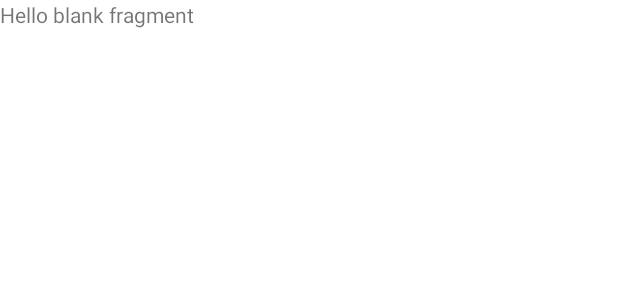
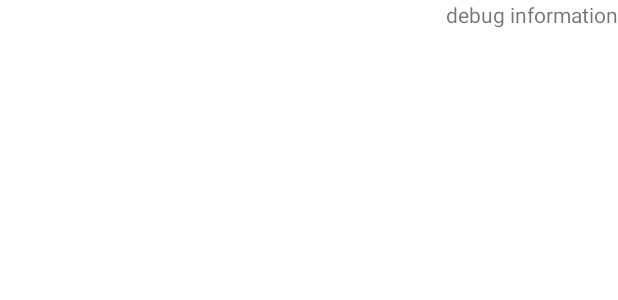
Before and after one commit to PlasticUncle/Sundries, an Android app: the layout fragment_compass.xml on its own in the app's theme, with its tools: preview values and no code run, on a phone screen of 412 x 824 dp. Shown: the top 300 px of the screen. Run offline under Robolectric (Android 15) with nearby library versions, the phone set to English and light mode, and no system bars.

```diff
--- a/app/build.gradle
+++ b/app/build.gradle
@@ -5,12 +5,12 @@ apply plugin: 'kotlin-android-extensions'
 apply plugin: 'androidx.navigation.safeargs.kotlin'
 
 android {
-    compileSdkVersion 29
+    compileSdkVersion 28
     buildToolsVersion "29.0.1"
     defaultConfig {
-        applicationId "com.floatke.truck"
+        applicationId "com.floatke.sundries"
         minSdkVersion 24
-        targetSdkVersion 29
+        targetSdkVersion 28
         versionCode 1
         versionName "0.0.1"
     }
--- a/app/src/main/res/layout/fragment_compass.xml
+++ b/app/src/main/res/layout/fragment_compass.xml
@@ -14,15 +14,19 @@
   ~ limitations under the License.
   -->
 
-<FrameLayout xmlns:android="http://schemas.android.com/apk/res/android"
+<androidx.constraintlayout.widget.ConstraintLayout xmlns:android="http://schemas.android.com/apk/res/android"
+    xmlns:app="http://schemas.android.com/apk/res-auto"
     xmlns:tools="http://schemas.android.com/tools"
     android:layout_width="match_parent"
     android:layout_height="match_parent"
     tools:context=".view.compass.CompassFragment">
 
     <TextView
-        android:layout_width="match_parent"
-        android:layout_height="match_parent"
-        android:text="@string/hello_blank_fragment" />
+        android:id="@+id/debug_info"
+        android:layout_width="wrap_content"
+        android:layout_height="wrap_content"
+        android:text="debug information"
+        app:layout_constraintEnd_toEndOf="parent"
+        app:layout_constraintTop_toTopOf="parent" />
 
-</FrameLayout>
+</androidx.constraintlayout.widget.ConstraintLayout>
```
Also changed, not shown: app/src/main/java/com/floatke/sundries/view/compass/CompassFragment.kt (+20 -0 lines), app/src/main/java/com/floatke/sundries/view/compass/CompassView.kt (added, +53 -0 lines), app/src/main/java/com/floatke/sundries/viewmodel/DirectionViewModel.kt (+37 -6 lines).
